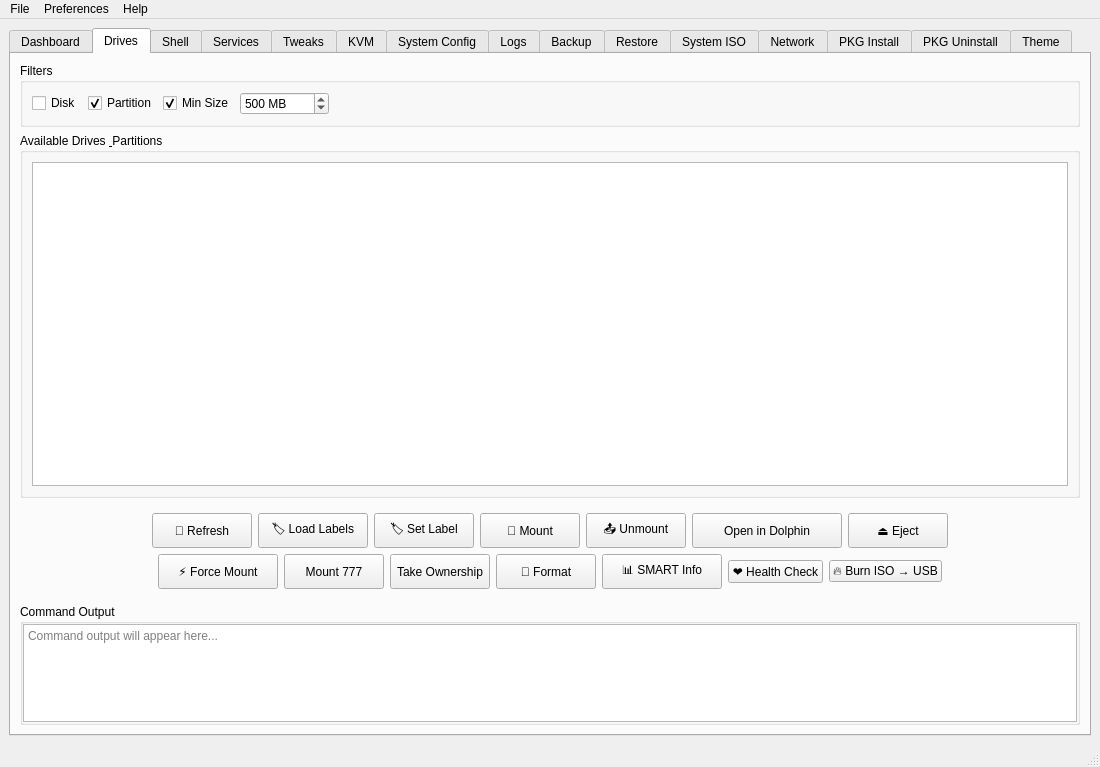
The window that config/hypr/control_panel/backend/mainwindow.ui (XetalEngine/x_hyperland) describes before a commit, drawn with Qt 5.
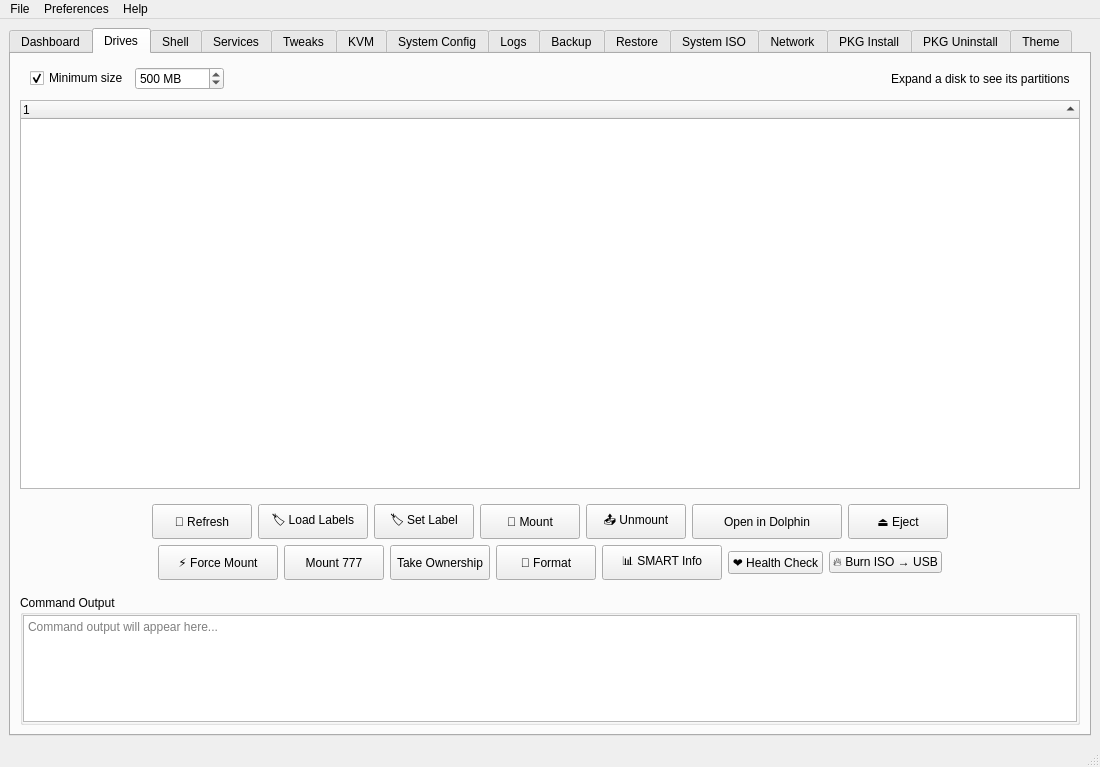
The same window after the commit. The open tabs and pages were chosen to show the change. Custom widgets are drawn as their Qt base class.

```diff
--- a/config/hypr/control_panel/backend/mainwindow.ui
+++ b/config/hypr/control_panel/backend/mainwindow.ui
@@ -312,35 +312,13 @@
          <number>6</number>
         </property>
         <item>
-         <widget class="QGroupBox" name="filterGroupBox">
-          <property name="title">
-           <string>Filters</string>
-          </property>
+         <widget class="QFrame" name="filterGroupBox">
           <layout class="QHBoxLayout" name="filterLayout">
-          <item>
-           <widget class="QCheckBox" name="diskFilterCheckBox">
-            <property name="text">
-             <string>Disk</string>
-            </property>
-            <property name="checked">
-             <bool>false</bool>
-            </property>
-           </widget>
-          </item>
-          <item>
-           <widget class="QCheckBox" name="partitionFilterCheckBox">
-            <property name="text">
-             <string>Partition</string>
-            </property>
-            <property name="checked">
-             <bool>true</bool>
-            </property>
-           </widget>
-          </item>
+<property name="leftMargin"><number>10</number></property><property name="rightMargin"><number>10</number></property><property name="topMargin"><number>4</number></property><property name="bottomMargin"><number>4</number></property>
           <item>
            <widget class="QCheckBox" name="minSizeFilterCheckBox">
             <property name="text">
-             <string>Min Size</string>
+             <string>Minimum size</string>
             </property>
             <property name="checked">
              <bool>true</bool>
@@ -349,6 +327,7 @@
           </item>
           <item>
            <widget class="QSpinBox" name="minSizeSpinBox">
+<property name="maximumSize"><size><width>140</width><height>16777215</height></size></property>
             <property name="minimum">
              <number>1</number>
             </property>
@@ -376,23 +355,21 @@
             </property>
            </spacer>
           </item>
+<item><widget class="QLabel" name="driveSummary"><property name="text"><string>Expand a disk to see its partitions</string></property></widget></item>
          </layout>
          </widget>
         </item>
         <item>
-         <widget class="QGroupBox" name="drivesGroupBox">
-          <property name="title">
-           <string>Available Drives &amp; Partitions</string>
-          </property>
+         <widget class="QWidget" name="drivesGroupBox">
           <property name="sizePolicy">
            <sizepolicy hsizetype="Preferred" vsizetype="Expanding">
             <horstretch>0</horstretch>
             <verstretch>3</verstretch>
            </sizepolicy>
           </property>
-          <layout class="QVBoxLayout" name="verticalLayout_drives">
+          <layout class="QVBoxLayout" name="verticalLayout_drives"><property name="leftMargin"><number>0</number></property><property name="rightMargin"><number>0</number></property><property name="topMargin"><number>0</number></property><property name="bottomMargin"><number>0</number></property>
            <item>
-            <widget class="QTableWidget" name="drivesTable">
+            <widget class="DriveTree" name="drivesTable">
           <property name="alternatingRowColors">
            <bool>true</bool>
           </property>
@@ -6416,7 +6393,7 @@
    </property>
   </action>
  </widget>
- <customwidgets><customwidget><class>PanelTabs</class><extends>QTabWidget</extends><header>native.h</header><container>1</container></customwidget></customwidgets>
+ <customwidgets><customwidget><class>PanelTabs</class><extends>QTabWidget</extends><header>native.h</header><container>1</container></customwidget><customwidget><class>DriveTree</class><extends>QTreeWidget</extends><header>drive_tree.h</header></customwidget></customwidgets>
  <resources />
  <connections />
 </ui>
```
